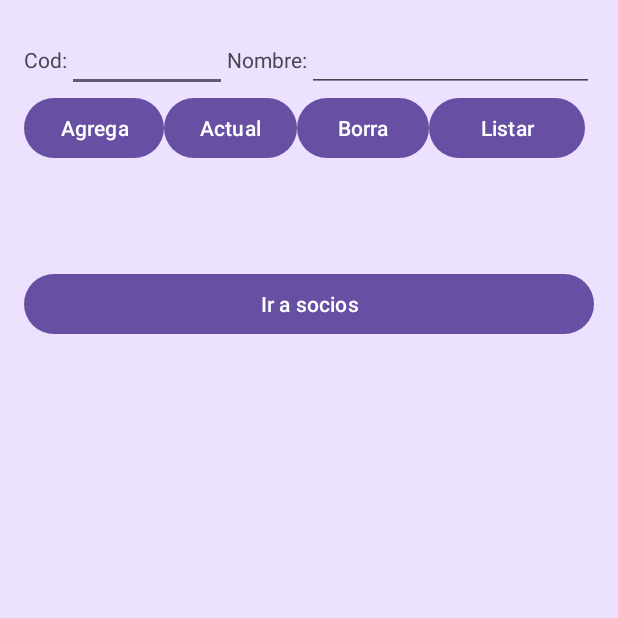
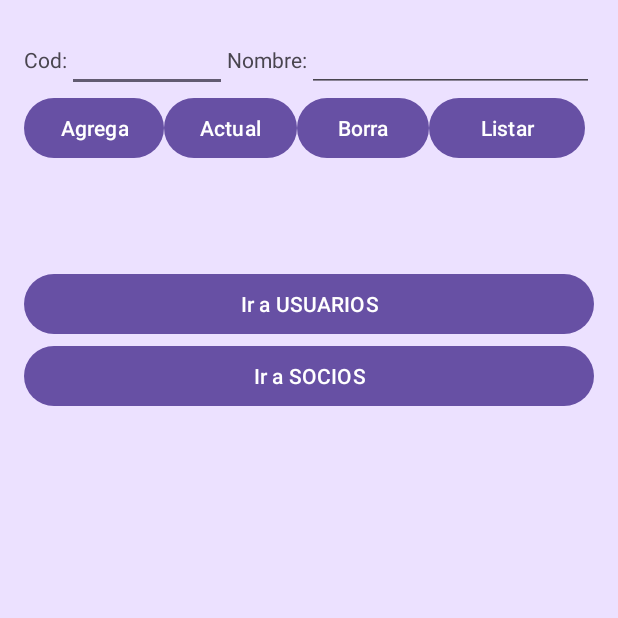
Before and after one commit to PaylemanC/CRUD, an Android app: the screen it shows after launch (MainActivity), on a phone screen of 412 x 824 dp, the top half of it. Run offline under Robolectric (Android 15) with nearby library versions, the phone set to English and light mode, and no system bars.

Commit message:
Agrega ruta para ir a socios y usuario activities

```diff
--- a/app/src/main/java/com/example/crud/MainActivity.java
+++ b/app/src/main/java/com/example/crud/MainActivity.java
@@ -18,9 +18,13 @@ public class MainActivity extends AppCompatActivity {
     private TextView txtResultado;
     private CrudRol crudRol;
 
+    public void btnMainUsuario(View view){
+        Intent intent=new Intent(MainActivity.this, UsuarioActivity.class);
+        startActivity(intent);
+    }
 
     public void btnMainSocio(View view){
-        Intent intent=new Intent(MainActivity.this, UsuarioActivity.class);
+        Intent intent=new Intent(MainActivity.this, SocioActivity.class);
         startActivity(intent);
     }
 
--- a/app/src/main/res/layout/activity_main.xml
+++ b/app/src/main/res/layout/activity_main.xml
@@ -73,10 +73,17 @@
         android:text="" />
 
     <Button
+        android:id="@+id/btnActivity_usuario"
+        android:layout_width="match_parent"
+        android:layout_height="wrap_content"
+        android:text="Ir a USUARIOS"
+        android:onClick="btnMainUsuario"/>
+
+    <Button
         android:id="@+id/btnActivity_socios"
         android:layout_width="match_parent"
         android:layout_height="wrap_content"
-        android:text="Ir a socios"
+        android:text="Ir a SOCIOS"
         android:onClick="btnMainSocio"
         />
 </LinearLayout>
```
